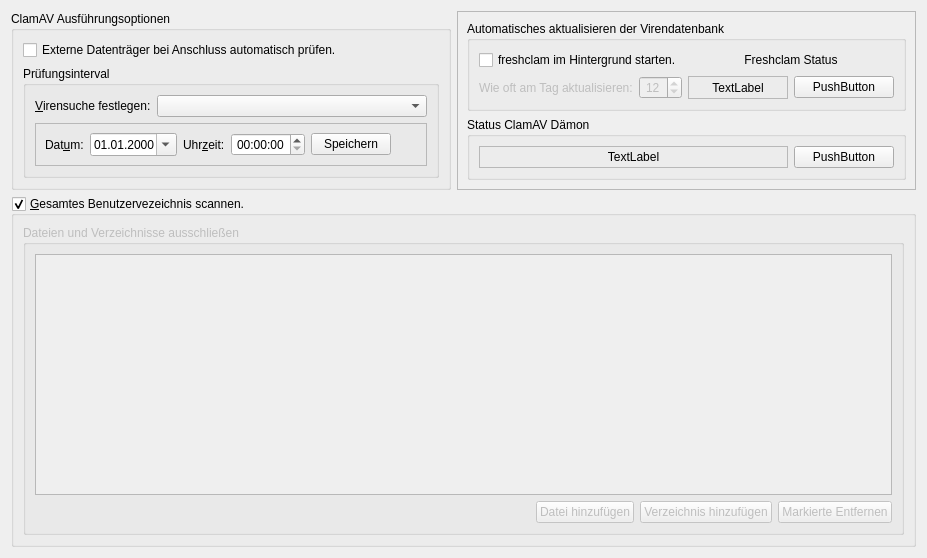
The window that ui/tabscanscheduling.ui (elgolondrino/clamui) describes before a commit, drawn with Qt 5.
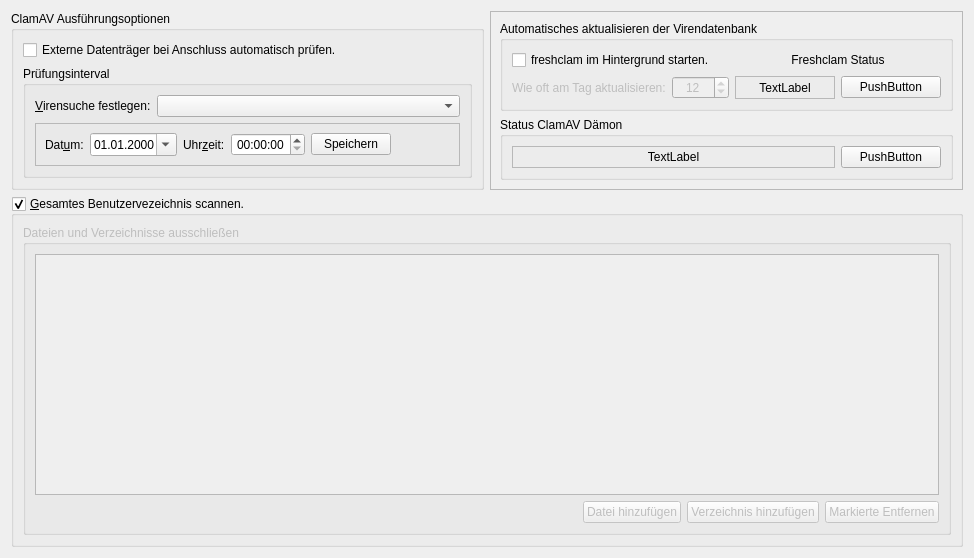
The same window after the commit. Icons and pictures are not drawn.

The edit to the form file:
```diff
--- a/ui/tabscanscheduling.ui
+++ b/ui/tabscanscheduling.ui
@@ -6,7 +6,7 @@
    <rect>
     <x>0</x>
     <y>0</y>
-    <width>927</width>
+    <width>974</width>
     <height>558</height>
    </rect>
   </property>
```
Left out of the diff: 4 changed lines with no effect on the pictures.
